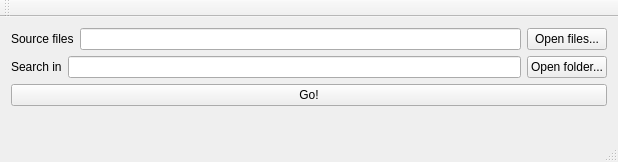
Before: the Qt Designer form mainwindow.ui in c90adventures/file_backup, drawn with Qt 5.
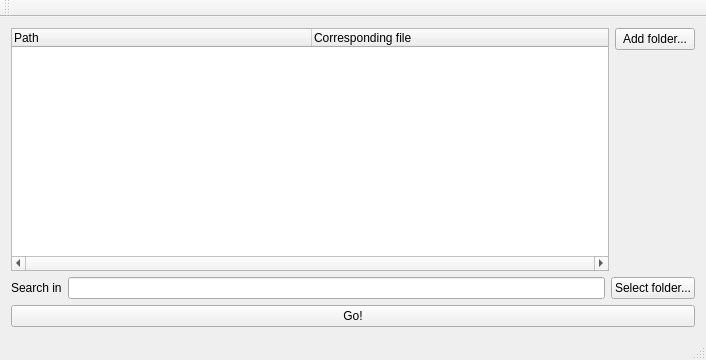
After: the same form once the commit is applied.

Commit message: Basic functionality as requested

```diff
--- a/mainwindow.ui
+++ b/mainwindow.ui
@@ -6,8 +6,8 @@
    <rect>
     <x>0</x>
     <y>0</y>
-    <width>618</width>
-    <height>162</height>
+    <width>706</width>
+    <height>360</height>
    </rect>
   </property>
   <property name="windowTitle">
@@ -16,21 +16,34 @@
   <widget class="QWidget" name="centralWidget">
    <layout class="QVBoxLayout" name="verticalLayout">
     <item>
-     <layout class="QHBoxLayout" name="horizontalLayout">
-      <item>
-       <widget class="QLabel" name="label">
-        <property name="text">
-         <string>Source files</string>
+     <layout class="QGridLayout" name="gridLayout" rowstretch="1,0,0" columnstretch="1,0,0,0">
+      <item row="0" column="0" rowspan="3" colspan="2">
+       <widget class="QTreeWidget" name="treeWidget">
+        <property name="horizontalScrollBarPolicy">
+         <enum>Qt::ScrollBarAlwaysOn</enum>
         </property>
+        <property name="columnCount">
+         <number>2</number>
+        </property>
+        <attribute name="headerDefaultSectionSize">
+         <number>300</number>
+        </attribute>
+        <column>
+         <property name="text">
+          <string>Path</string>
+         </property>
+        </column>
+        <column>
+         <property name="text">
+          <string>Corresponding file</string>
+         </property>
+        </column>
        </widget>
       </item>
-      <item>
-       <widget class="QLineEdit" name="le_sourceFiles"/>
-      </item>
-      <item>
-       <widget class="QPushButton" name="pushButton">
+      <item row="0" column="2">
+       <widget class="QPushButton" name="pb_addFolderContents">
         <property name="text">
-         <string>Open files...</string>
+         <string>Add folder...</string>
         </property>
        </widget>
       </item>
@@ -51,7 +64,7 @@
       <item>
        <widget class="QPushButton" name="pushButton_2">
         <property name="text">
-         <string>Open folder...</string>
+         <string>Select folder...</string>
         </property>
        </widget>
       </item>
@@ -64,19 +77,6 @@
       </property>
      </widget>
     </item>
-    <item>
-     <spacer name="verticalSpacer">
-      <property name="orientation">
-       <enum>Qt::Vertical</enum>
-      </property>
-      <property name="sizeHint" stdset="0">
-       <size>
-        <width>20</width>
-        <height>40</height>
-       </size>
-      </property>
-     </spacer>
-    </item>
    </layout>
   </widget>
   <widget class="QMenuBar" name="menuBar">
```
Left out of the diff: 6 changed lines with no effect on the pictures. The commit also changes 2 other files.
